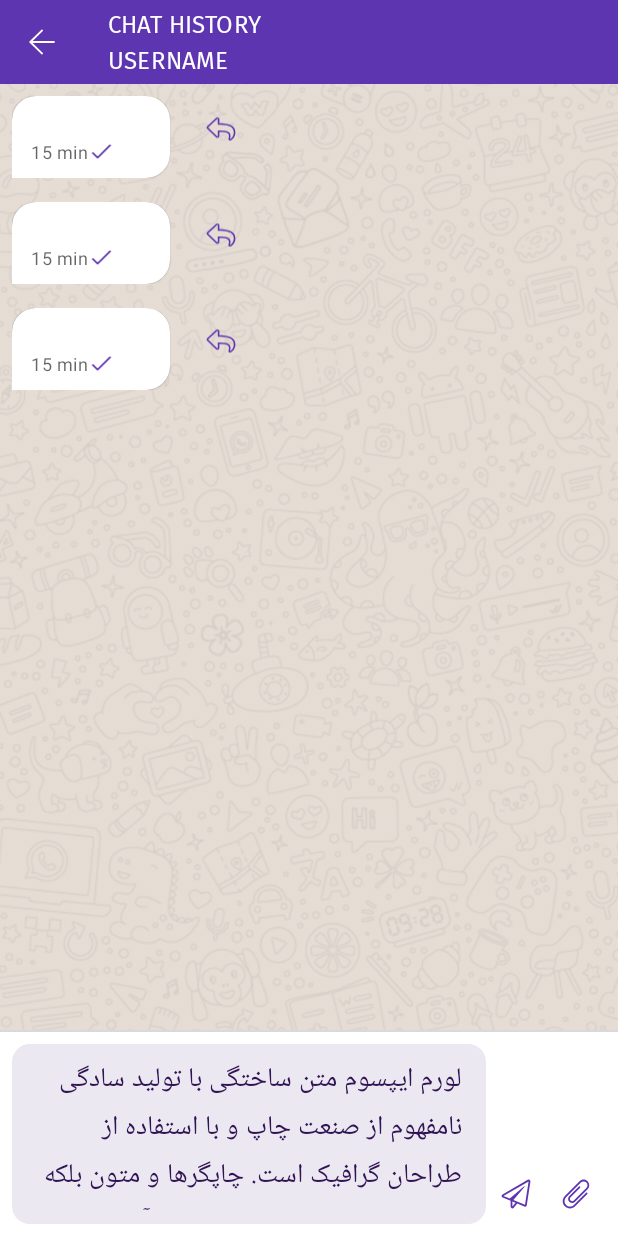
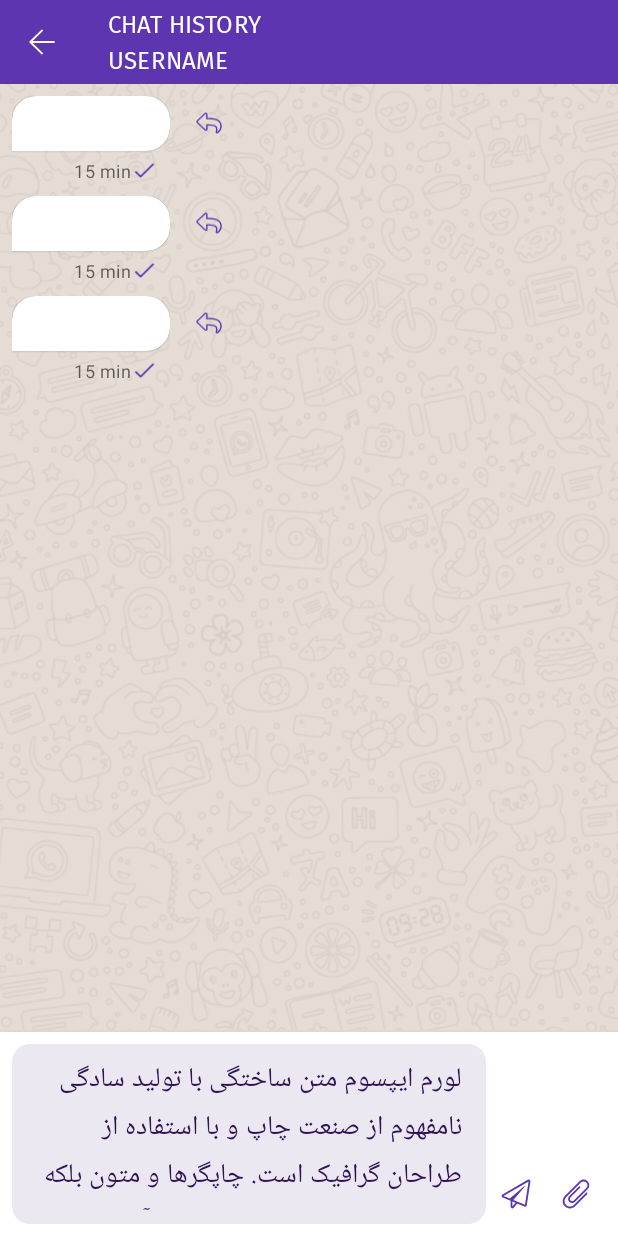
Before and after one commit to dariush-fathie/VideoChat, an Android app: the layout activity_chat.xml on its own in the app's theme, with its tools: preview values and no code run, on a phone screen of 412 x 824 dp. Run offline under Robolectric (Android 15) with nearby library versions, the phone set to English and light mode, and no system bars; network calls fail; Roboto replaces fonts that are not available here.

Commit message:
[Darius Fat'hi] - chat problem solved - chat ui update

```diff
--- a/app/src/main/res/layout/activity_chat.xml
+++ b/app/src/main/res/layout/activity_chat.xml
@@ -69,9 +69,9 @@
                 android:maxHeight="120dp"
                 android:minHeight="40dp"
                 android:paddingStart="16dp"
+                android:paddingTop="8dp"
                 android:paddingEnd="16dp"
                 android:paddingBottom="8dp"
-                android:paddingTop="8dp"
                 android:textColor="@color/text_on_on_surface"
                 android:textColorHint="@color/hint_on_on_surface"
                 tools:lines="1"
--- a/app/src/main/res/layout/item_bob_message.xml
+++ b/app/src/main/res/layout/item_bob_message.xml
@@ -10,16 +10,24 @@
         android:background="@color/transparent">
 
         <LinearLayout
+            android:baselineAligned="false"
             android:layout_width="wrap_content"
             android:layout_height="wrap_content"
             android:orientation="horizontal"
-            android:padding="8dp">
+            android:paddingTop="8dp"
+            android:paddingStart="8dp"
+            android:paddingEnd="8dp">
+
+            <LinearLayout
+                android:layout_width="wrap_content"
+                android:layout_height="wrap_content"
+                android:layout_weight="1"
+                android:orientation="vertical">
 
                 <com.google.android.material.card.MaterialCardView
                     android:id="@+id/message_text_view"
                     android:layout_width="wrap_content"
                     android:layout_height="wrap_content"
-                android:layout_weight="1"
                     android:background="#00FF00"
                     app:contentPaddingBottom="4dp"
                     app:contentPaddingLeft="8dp"
@@ -40,11 +48,20 @@
                             tools:lines="4"
                             tools:text="@tools:sample/lorem/random" />
 
+                    </LinearLayout>
+
+
+                </com.google.android.material.card.MaterialCardView>
+
                 <LinearLayout
                     android:layout_width="wrap_content"
                     android:layout_height="wrap_content"
+                    android:layout_gravity="end"
                     android:gravity="center_vertical"
-                        android:orientation="horizontal">
+                    android:orientation="horizontal"
+                    android:paddingStart="8dp"
+                    android:paddingTop="4dp"
+                    android:paddingEnd="8dp">
 
                     <androidx.appcompat.widget.AppCompatTextView
                         android:id="@+id/tv_time"
@@ -62,15 +79,11 @@
 
             </LinearLayout>
 
-
-            </com.google.android.material.card.MaterialCardView>
-
             <LinearLayout
                 android:layout_width="wrap_content"
                 android:layout_height="wrap_content"
-                android:layout_marginStart="16dp"
-                android:layout_marginTop="4dp"
-                android:layout_marginEnd="16dp"
+                android:layout_marginStart="8dp"
+                android:layout_marginEnd="8dp"
                 android:layout_weight="0"
                 android:orientation="vertical">
 
@@ -78,7 +91,7 @@
                     android:id="@+id/iv_replay"
                     android:layout_width="36dp"
                     android:layout_height="36dp"
-                    android:padding="6dp"
+                    android:padding="7dp"
                     app:srcCompat="@drawable/ic_reply_24dp" />
 
             </LinearLayout>
@@ -86,5 +99,4 @@
         </LinearLayout>
     </RelativeLayout>
 
-
 </layout>
```
Also changed, not shown: app/src/main/java/ir/jin724/videochat/ui/chat/ChatActivity.kt (+4 -14 lines), app/src/main/java/ir/jin724/videochat/util/ChatDecoration.kt (added, +43 -0 lines), app/src/main/java/ir/jin724/videochat/util/FixedOffsetDividerDecoration2.kt (deleted, +0 -68 lines), app/src/main/res/layout/item_my_messaage.xml (+20 -8 lines). Lines whose indentation alone changed are shown as unchanged.
